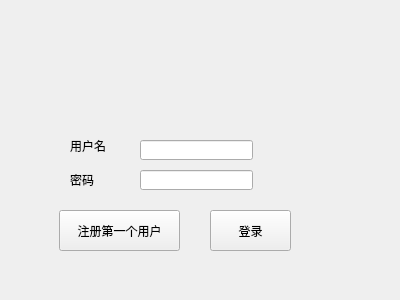
Qt form src_client/loginwidget.ui (RebeccaPan/Train_Ticket) before a commit.
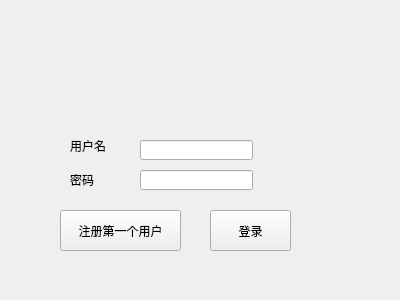
The same form after that commit.

Diff of the .ui file:
```diff
--- a/src_client/loginwidget.ui
+++ b/src_client/loginwidget.ui
@@ -62,7 +62,7 @@
   <widget class="QPushButton" name="pushButton">
    <property name="geometry">
     <rect>
-     <x>59</x>
+     <x>60</x>
      <y>210</y>
      <width>121</width>
      <height>41</height>
```
Left out of the diff: 4 changed lines with no effect on the pictures.
